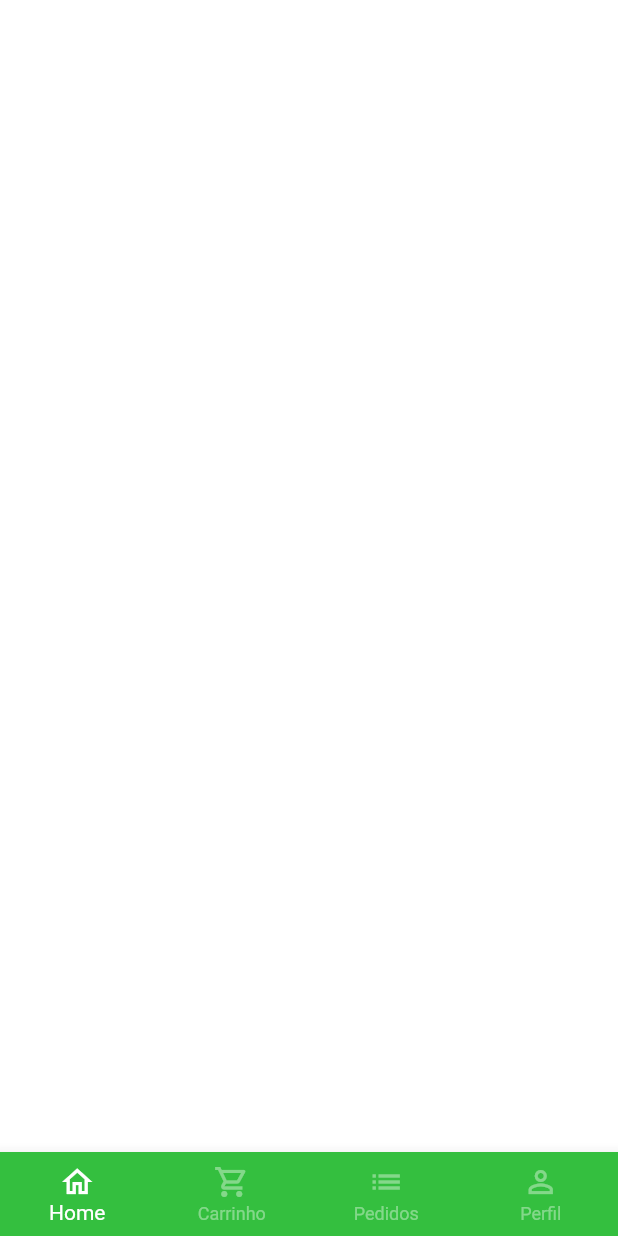
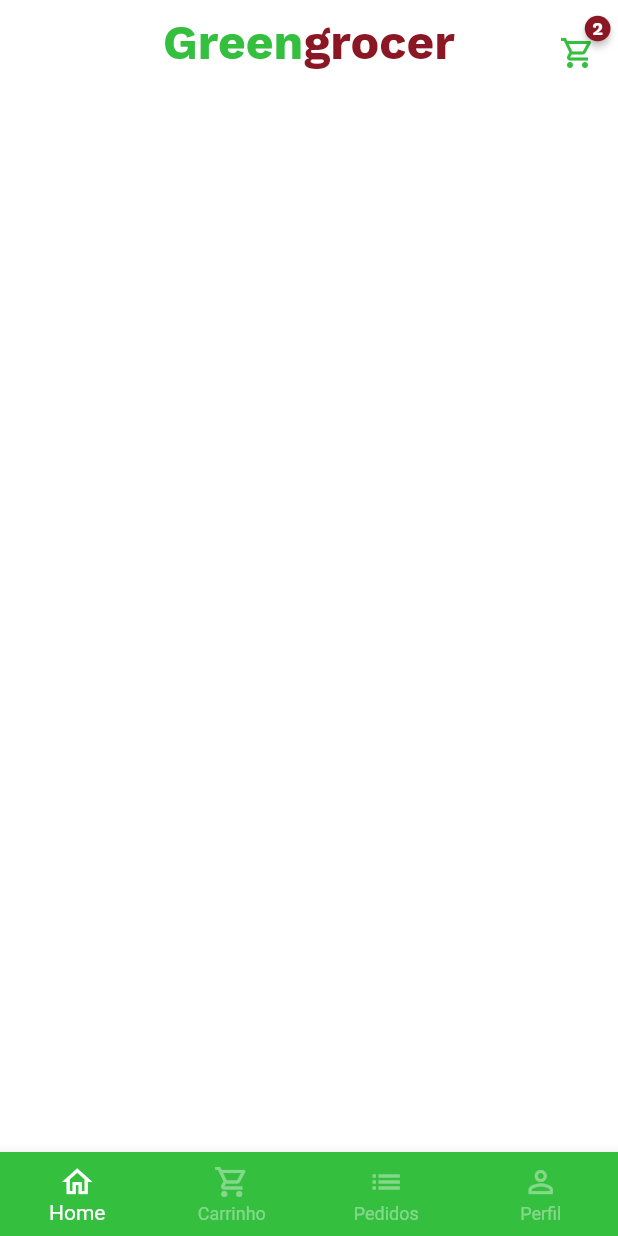
Before and after one commit to linnickgrisoste/greengrocer, a Flutter app: the screen it shows after launch, after a tap on "Entrar", on a phone screen of 412 x 824 dp. Run offline on Flutter 3.47's test engine with Material 2 defaults, Android fonts, the phone set to English and light mode, and no system bars; drawn by our look-alikes of badges; our stand-ins replace animated_text_kit, google_fonts, mask_text_input_formatter; generated files the repository leaves out were written again.

Commit message:
[UPDATE] Modify name HomeView to BottomNavigation and initial create HomeView tab

```diff
--- /dev/null
+++ b/lib/features/auth/home/home_view.dart
@@ -0,0 +1,58 @@
+import 'package:badges/badges.dart';
+import 'package:flutter/material.dart';
+
+import '../../../support/style/app_colors.dart';
+import '../../../support/style/app_fonts.dart';
+
+class HomeView extends StatelessWidget {
+  const HomeView({super.key});
+
+  @override
+  Widget build(BuildContext context) {
+    return Scaffold(
+      // AppBar
+      appBar: AppBar(
+        backgroundColor: Colors.transparent,
+        elevation: 0,
+        centerTitle: true,
+        title: Text.rich(
+          TextSpan(
+            children: [
+              TextSpan(
+                text: 'Green',
+                style: AppFonts.bold(32, AppColors.limeGreen),
+              ),
+              TextSpan(
+                text: 'grocer',
+                style: AppFonts.bold(32, AppColors.darkRed),
+              ),
+            ],
+          ),
+        ),
+        actions: [
+          Padding(
+            padding: const EdgeInsets.only(top: 15, right: 15),
+            child: GestureDetector(
+              onTap: () {},
+              child: Badge(
+                badgeColor: AppColors.darkRed,
+                badgeContent: Text(
+                  '2',
+                  style: AppFonts.bold(12, AppColors.white),
+                ),
+                child: const Icon(
+                  Icons.shopping_cart_outlined,
+                  color: AppColors.limeGreen,
+                ),
+              ),
+            ),
+          ),
+        ],
+      ),
+
+      // Campo de pesquisa
+      // Categorias
+      // Grid
+    );
+  }
+}
--- a/lib/features/auth/sign_in_view.dart
+++ b/lib/features/auth/sign_in_view.dart
@@ -1,7 +1,7 @@
 import 'package:animated_text_kit/animated_text_kit.dart';
 import 'package:flutter/material.dart';
 import 'package:greengrocer/features/auth/sign_up/sign_up_view.dart';
-import 'package:greengrocer/features/home/home_view.dart';
+import 'package:greengrocer/features/bottom_navigation/bottom_navigation_view.dart';
 import 'package:greengrocer/support/style/app_colors.dart';
 import 'package:greengrocer/support/style/app_fonts.dart';
 
@@ -102,7 +102,7 @@ class SignInView extends StatelessWidget {
                       Navigator.of(context).pushReplacement(
                         MaterialPageRoute(
                           builder: (context) {
-                            return const HomeView();
+                            return const BottomNavigationVIew();
                           },
                         ),
                       );
--- a/lib/features/home/home_view.dart
+++ b/lib/features/bottom_navigation/bottom_navigation_view.dart
@@ -1,19 +1,44 @@
 import 'package:flutter/material.dart';
+import 'package:greengrocer/features/auth/home/home_view.dart';
 
 import '../../support/style/app_colors.dart';
 
-class HomeView extends StatelessWidget {
-  const HomeView({super.key});
+class BottomNavigationVIew extends StatefulWidget {
+  const BottomNavigationVIew({super.key});
+
+  @override
+  State<BottomNavigationVIew> createState() => _BottomNavigationVIewState();
+}
+
+class _BottomNavigationVIewState extends State<BottomNavigationVIew> {
+  int currentIndex = 0;
+  final pageController = PageController();
 
   @override
   Widget build(BuildContext context) {
     return Scaffold(
-      body: Container(color: AppColors.white),
+      body: PageView(
+        physics: const NeverScrollableScrollPhysics(),
+        controller: pageController,
+        children: [
+          const HomeView(),
+          Container(color: AppColors.black),
+          Container(color: AppColors.darkRed),
+          Container(color: AppColors.limeGreen),
+        ],
+      ),
       bottomNavigationBar: BottomNavigationBar(
+        currentIndex: currentIndex,
         backgroundColor: AppColors.limeGreen,
         selectedItemColor: AppColors.white,
         unselectedItemColor: AppColors.white.withAlpha(100),
         type: BottomNavigationBarType.fixed,
+        onTap: (index) {
+          setState(() {
+            currentIndex = index;
+            pageController.jumpToPage(index);
+          });
+        },
         items: const [
           BottomNavigationBarItem(
             icon: Icon(Icons.home_outlined),
--- a/lib/main.dart
+++ b/lib/main.dart
@@ -3,6 +3,7 @@ import 'package:flutter_gen/gen_l10n/localization.dart';
 
 import 'features/auth/sign_in_view.dart';
 import 'localization/localize.dart';
+import 'support/style/app_colors.dart';
 
 void main() {
   WidgetsFlutterBinding.ensureInitialized();
@@ -20,7 +21,10 @@ class MyApp extends StatelessWidget {
       debugShowCheckedModeBanner: false,
       localizationsDelegates: Localization.localizationsDelegates,
       supportedLocales: Localization.supportedLocales,
-      theme: ThemeData(primarySwatch: Colors.green),
+      theme: ThemeData(
+        primarySwatch: Colors.green,
+        scaffoldBackgroundColor: AppColors.white.withAlpha(190),
+      ),
       home: const SignInView(),
     );
   }
--- a/pubspec.yaml
+++ b/pubspec.yaml
@@ -20,6 +20,7 @@ dependencies:
   animated_text_kit: ^4.2.2
   google_fonts: ^3.0.1
   mask_text_input_formatter: ^2.4.0
+  badges: ^2.0.3
 
 dev_dependencies:
   flutter_test:
```
Also changed, not shown: pubspec.lock.
